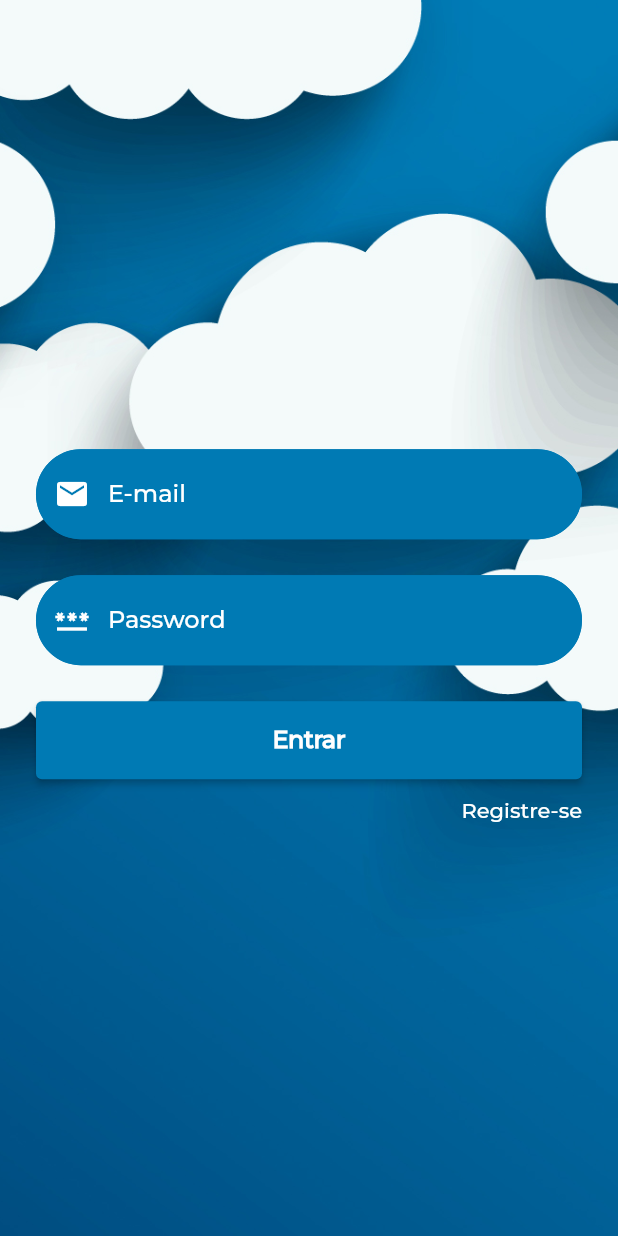
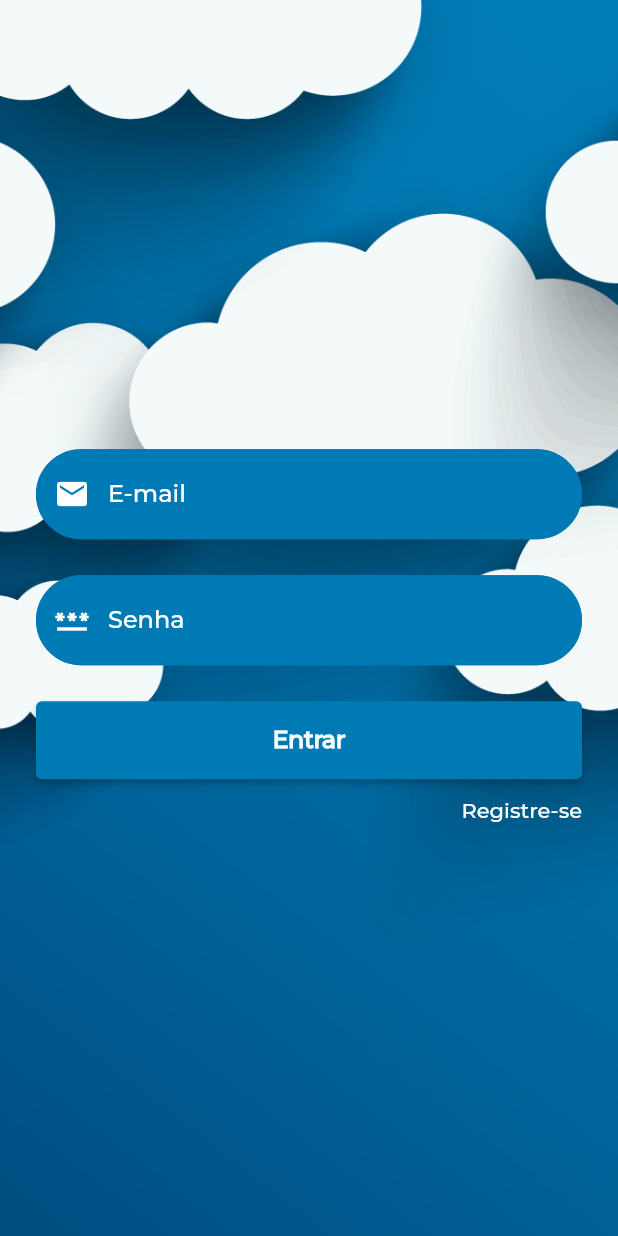
Before and after one commit to caioguge/Sky-Weather, a Flutter app: the screen it shows after launch, on a phone screen of 412 x 824 dp. Run offline on Flutter 3.47's test engine with Material 2 defaults, Android fonts, the phone set to English and light mode, and no system bars.

Commit message:
Fix: Alteração do campo password para senha

```diff
--- a/lib/views/login_screen.dart
+++ b/lib/views/login_screen.dart
@@ -138,7 +138,7 @@ class _LoginScreenState extends State<LoginScreen> {
                             color: Color.fromRGBO(0, 122, 180, 1),
                           ),
                         ),
-                        labelText: 'Password',
+                        labelText: 'Senha',
                         labelStyle: TextStyle(color: Colors.white),
                         prefixIcon: Icon(
                           Icons.password,
```
